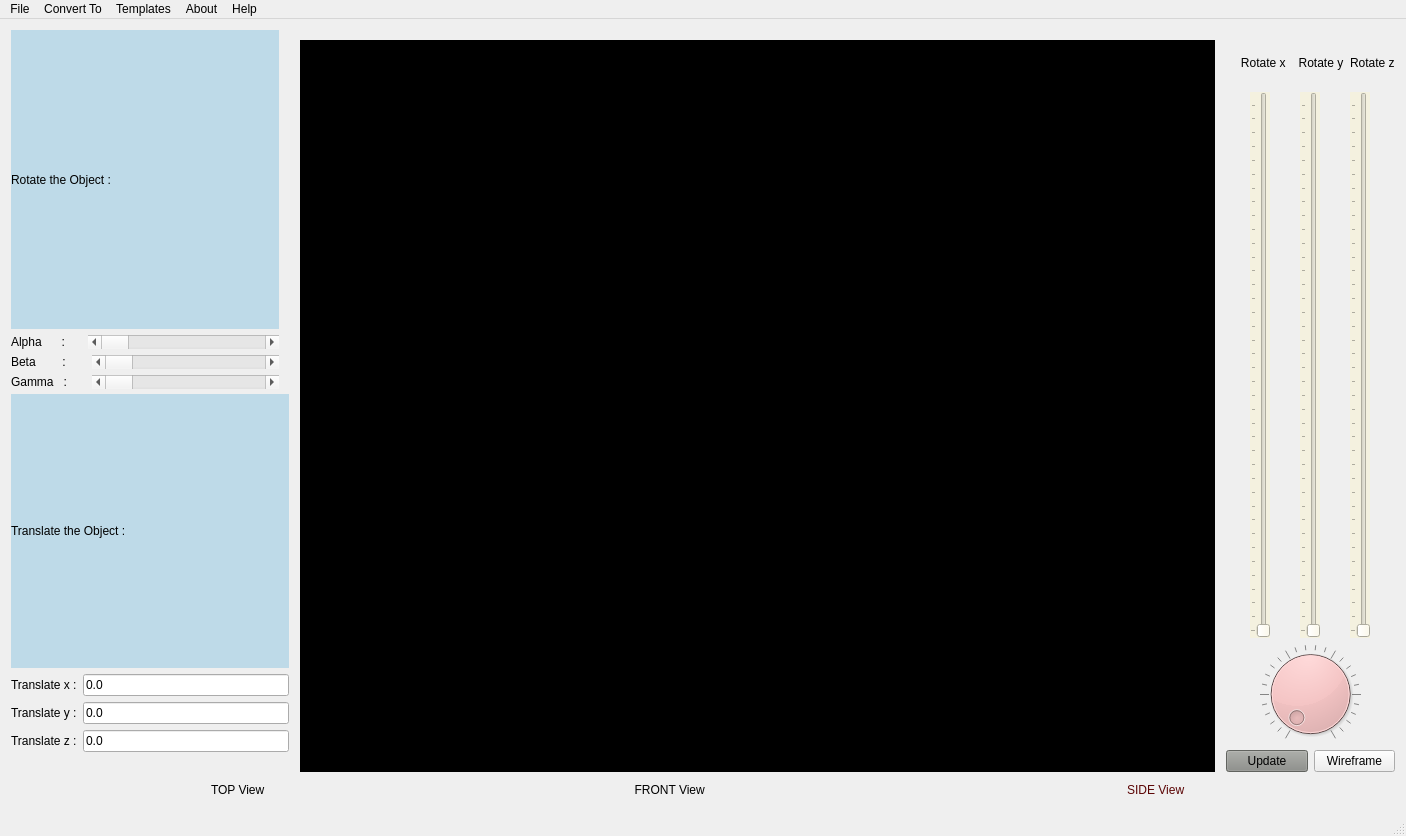
udit01/3D-Visualization-and-Conversion-Tool, file mainwindow.ui: the form before one commit.
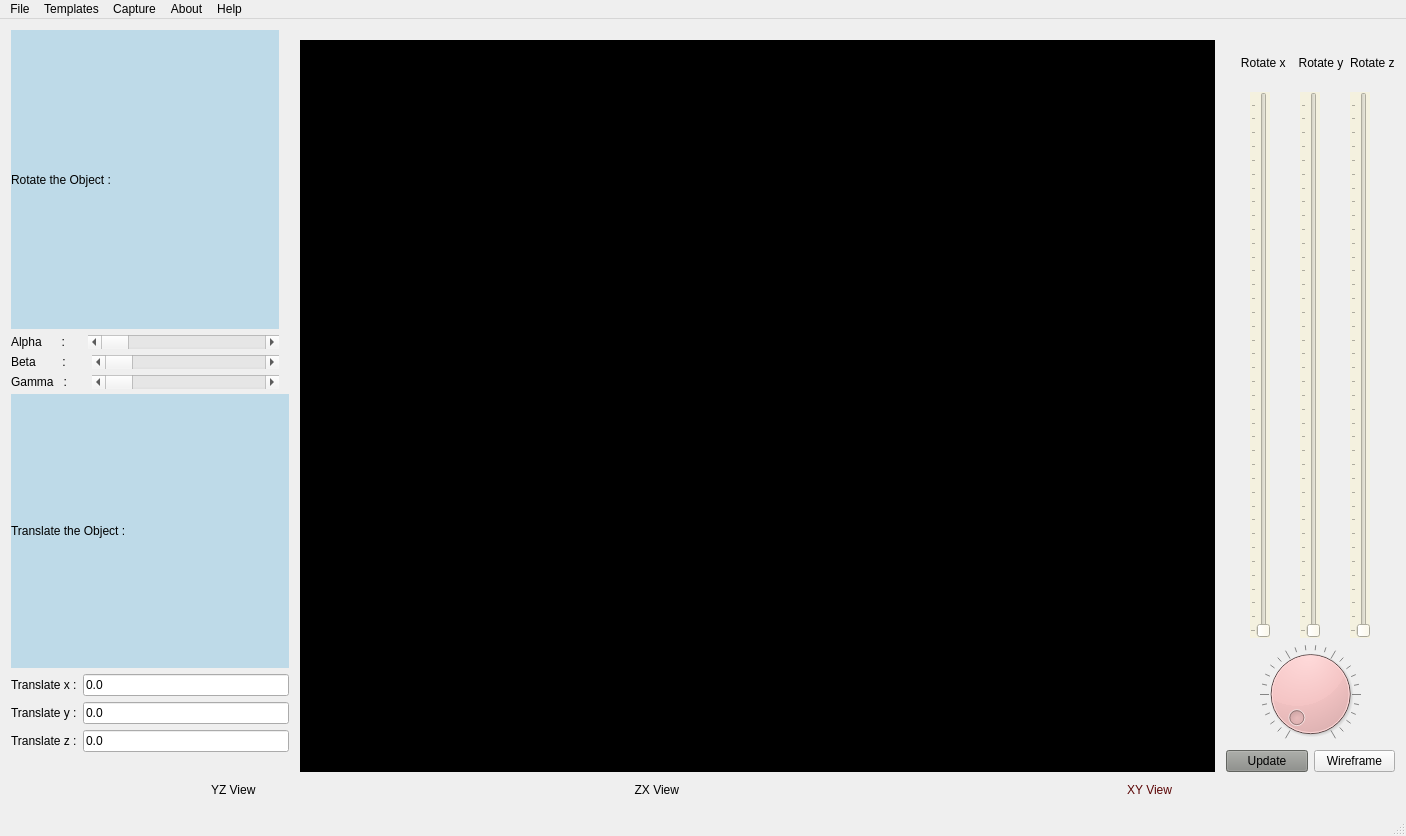
The form after the commit. Custom widgets are drawn as their Qt base class.

```diff
--- a/mainwindow.ui
+++ b/mainwindow.ui
@@ -315,14 +315,14 @@
         <item>
          <widget class="QLabel" name="label_18">
           <property name="text">
-           <string>TOP View</string>
+           <string>YZ View</string>
           </property>
          </widget>
         </item>
         <item>
          <widget class="QLabel" name="label_19">
           <property name="text">
-           <string>        FRONT View</string>
+           <string>        ZX View</string>
           </property>
          </widget>
         </item>
@@ -332,7 +332,7 @@
            <string notr="true">color: rgb(91, 5, 5);</string>
           </property>
           <property name="text">
-           <string>                                     SIDE View</string>
+           <string>                                     XY View</string>
           </property>
          </widget>
         </item>
@@ -542,17 +542,17 @@
      <string>Help</string>
     </property>
    </widget>
-   <widget class="QMenu" name="menuConvert_To">
+   <widget class="QMenu" name="menuCapture">
     <property name="title">
-     <string>Convert To</string>
+     <string>Capture</string>
     </property>
     <addaction name="separator"/>
     <addaction name="action2D_View"/>
     <addaction name="action3D_Model"/>
    </widget>
    <addaction name="menuFile"/>
-   <addaction name="menuConvert_To"/>
    <addaction name="menuTemplates"/>
+   <addaction name="menuCapture"/>
    <addaction name="menuHelp"/>
    <addaction name="menuHelp_2"/>
   </widget>
```
Left out of the diff: 30 changed lines with no effect on the pictures.
